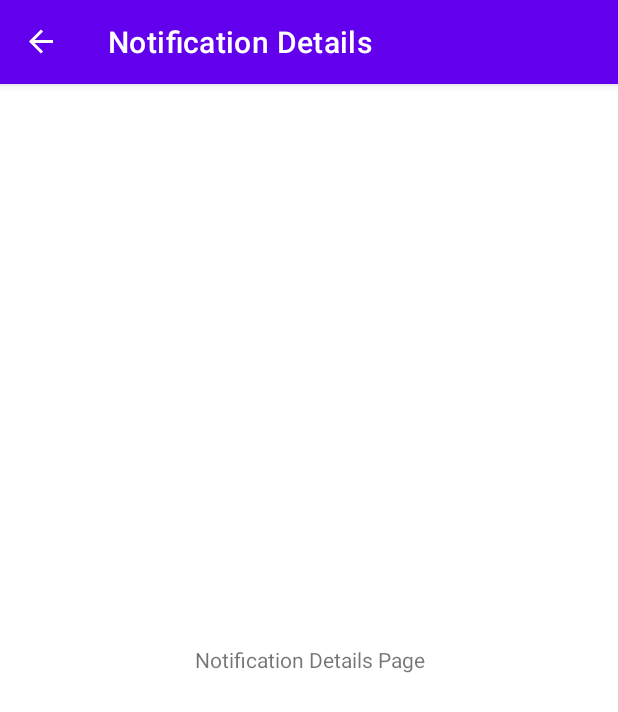
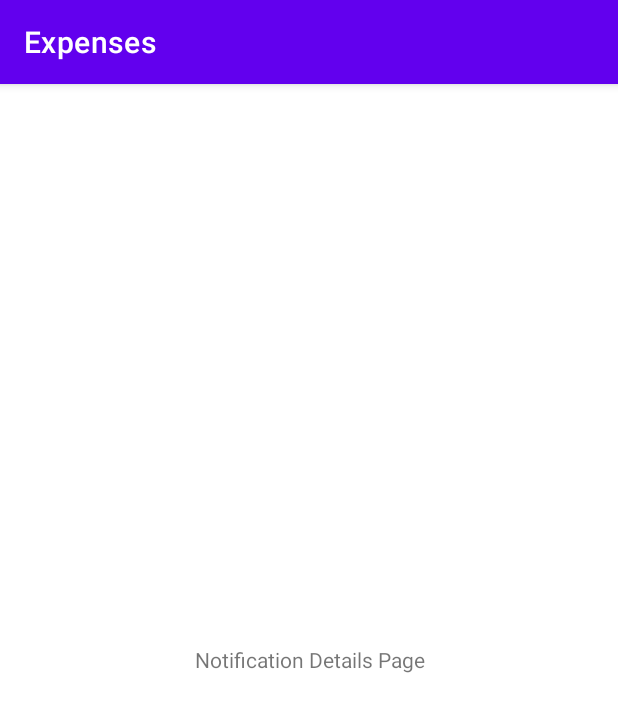
Before and after one commit to annkkiit/Expenses, an Android app: the NotificationDetailsFragment screen opened through its navigation route, on a phone screen of 412 x 824 dp. Shown: the top 712 px of the screen. Run offline under Robolectric (Android 15) with nearby library versions, the light colour scheme and no system bars; our stand-ins replace navigation-ui.

Commit message:
bottom ui for change

```diff
--- a/app/src/main/java/com/bigbrain/expenses/MainActivity.kt
+++ b/app/src/main/java/com/bigbrain/expenses/MainActivity.kt
@@ -34,8 +34,8 @@ class MainActivity : AppCompatActivity() {
         NavigationUI.setupWithNavController(bottomNavView, navHostFragment.navController)
 
         //var appBarConfiguration = AppBarConfiguration(navHostFragment.navController.graph)
-        var appBarConfiguration = AppBarConfiguration(setOf(R.id.homeFragment, R.id.searchFragment, R.id.notificationsFragment, R.id.profileFragment))
-        setupActionBarWithNavController(navHostFragment.navController, appBarConfiguration)
+//        var appBarConfiguration = AppBarConfiguration(setOf(R.id.homeFragment, R.id.searchFragment, R.id.notificationsFragment, R.id.profileFragment))
+//        setupActionBarWithNavController(navHostFragment.navController, appBarConfiguration)
     }
 
     fun showBottomNavigation()
--- a/app/src/main/java/com/bigbrain/expenses/NotificationDetailsFragment.kt
+++ b/app/src/main/java/com/bigbrain/expenses/fragment/NotificationDetailsFragment.kt
@@ -1,4 +1,4 @@
-package com.bigbrain.expenses
+package com.bigbrain.expenses.fragment
 
 import android.content.Context
 import android.os.Bundle
@@ -6,6 +6,8 @@ import androidx.fragment.app.Fragment
 import android.view.LayoutInflater
 import android.view.View
 import android.view.ViewGroup
+import com.bigbrain.expenses.MainActivity
+import com.bigbrain.expenses.R
 
 /**
  * A simple [Fragment] subclass.
--- a/app/src/main/java/com/bigbrain/expenses/NotificationsFragment.kt
+++ b/app/src/main/java/com/bigbrain/expenses/fragment/NotificationsFragment.kt
@@ -1,4 +1,4 @@
-package com.bigbrain.expenses
+package com.bigbrain.expenses.fragment
 
 import android.os.Bundle
 import androidx.fragment.app.Fragment
@@ -6,6 +6,7 @@ import android.view.LayoutInflater
 import android.view.View
 import android.view.ViewGroup
 import androidx.navigation.fragment.findNavController
+import com.bigbrain.expenses.R
 import com.google.android.material.button.MaterialButton
 
 /**
--- a/app/src/main/java/com/bigbrain/expenses/SearchFragment.kt
+++ b/app/src/main/java/com/bigbrain/expenses/fragment/SearchFragment.kt
@@ -1,8 +1,9 @@
-package com.bigbrain.expenses
+package com.bigbrain.expenses.fragment
 
 import android.os.Bundle
 import android.view.*
 import androidx.fragment.app.Fragment
+import com.bigbrain.expenses.R
 
 /**
  * A simple [Fragment] subclass.
--- a/app/src/main/res/layout/fragment_home.xml
+++ b/app/src/main/res/layout/fragment_home.xml
@@ -3,7 +3,7 @@
     xmlns:tools="http://schemas.android.com/tools"
     android:layout_width="match_parent"
     android:layout_height="match_parent"
-    tools:context=".HomeFragment">
+    tools:context=".fragment.HomeFragment">
 
     <TextView
         android:layout_width="match_parent"
--- a/app/src/main/res/layout/fragment_notification_details.xml
+++ b/app/src/main/res/layout/fragment_notification_details.xml
@@ -3,7 +3,7 @@
     xmlns:tools="http://schemas.android.com/tools"
     android:layout_width="match_parent"
     android:layout_height="match_parent"
-    tools:context=".NotificationDetailsFragment">
+    tools:context=".fragment.NotificationDetailsFragment">
 
     <TextView
         android:layout_width="match_parent"
--- a/app/src/main/res/layout/fragment_notifications.xml
+++ b/app/src/main/res/layout/fragment_notifications.xml
@@ -3,7 +3,7 @@
     xmlns:tools="http://schemas.android.com/tools"
     android:layout_width="match_parent"
     android:layout_height="match_parent"
-    tools:context=".NotificationsFragment">
+    tools:context=".fragment.NotificationsFragment">
 
     <com.google.android.material.button.MaterialButton
         android:id="@+id/btnNotificationDetails"
--- a/app/src/main/res/layout/fragment_profile.xml
+++ b/app/src/main/res/layout/fragment_profile.xml
@@ -3,7 +3,7 @@
     xmlns:tools="http://schemas.android.com/tools"
     android:layout_width="match_parent"
     android:layout_height="match_parent"
-    tools:context=".ProfileFragment">
+    tools:context=".fragment.ProfileFragment">
 
     <TextView
         android:layout_width="match_parent"
--- a/app/src/main/res/layout/fragment_search.xml
+++ b/app/src/main/res/layout/fragment_search.xml
@@ -3,7 +3,7 @@
     xmlns:tools="http://schemas.android.com/tools"
     android:layout_width="match_parent"
     android:layout_height="match_parent"
-    tools:context=".SearchFragment">
+    tools:context=".fragment.SearchFragment">
 
     <TextView
         android:layout_width="match_parent"
--- a/app/src/main/res/navigation/bottom_nav_graph.xml
+++ b/app/src/main/res/navigation/bottom_nav_graph.xml
@@ -7,17 +7,17 @@
 
     <fragment
         android:id="@+id/homeFragment"
-        android:name="com.bigbrain.expenses.HomeFragment"
+        android:name="com.bigbrain.expenses.fragment.HomeFragment"
         android:label="Home"
         tools:layout="@layout/fragment_home" />
     <fragment
         android:id="@+id/searchFragment"
-        android:name="com.bigbrain.expenses.SearchFragment"
+        android:name="com.bigbrain.expenses.fragment.SearchFragment"
         android:label="Search"
         tools:layout="@layout/fragment_search" />
     <fragment
         android:id="@+id/notificationsFragment"
-        android:name="com.bigbrain.expenses.NotificationsFragment"
+        android:name="com.bigbrain.expenses.fragment.NotificationsFragment"
         android:label="Notifications"
         tools:layout="@layout/fragment_notifications" >
         <action
@@ -26,12 +26,12 @@
     </fragment>
     <fragment
         android:id="@+id/profileFragment"
-        android:name="com.bigbrain.expenses.ProfileFragment"
+        android:name="com.bigbrain.expenses.fragment.ProfileFragment"
         android:label="Profile"
         tools:layout="@layout/fragment_profile" />
     <fragment
         android:id="@+id/notificationDetailsFragment"
-        android:name="com.bigbrain.expenses.NotificationDetailsFragment"
+        android:name="com.bigbrain.expenses.fragment.NotificationDetailsFragment"
         android:label="Notification Details"
         tools:layout="@layout/fragment_notification_details" />
 </navigation>
--- a/app/src/main/res/values/strings.xml
+++ b/app/src/main/res/values/strings.xml
@@ -1,5 +1,5 @@
 <resources>
-    <string name="app_name">BottomNavigationDemo</string>
+    <string name="app_name">Expenses</string>
 
     <!-- TODO: Remove or change this placeholder text -->
     <string name="hello_blank_fragment">Hello blank fragment</string>
```
Also changed, not shown: app/src/main/java/com/bigbrain/expenses/fragment/HomeFragment.kt (renamed from app/src/main/java/com/bigbrain/expenses/ProfileFragment.kt, +4 -4 lines), app/src/main/java/com/bigbrain/expenses/fragment/ProfileFragment.kt (renamed from app/src/main/java/com/bigbrain/expenses/HomeFragment.kt, +5 -3 lines).
